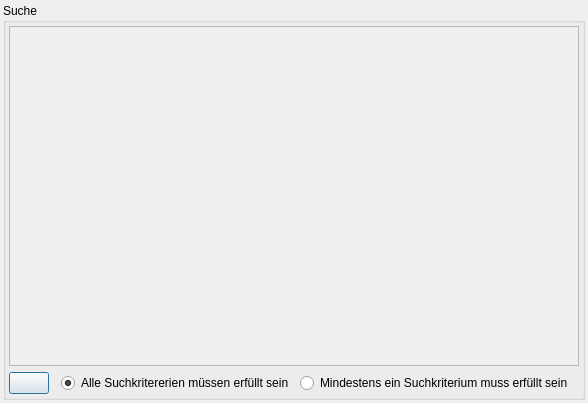
This is guilibraries/wmsgui/src/misc/CwmsSearchWidgetIf.ui in WOGRA-AG/wms as Qt 5 draws it before an edit. The edited form follows.
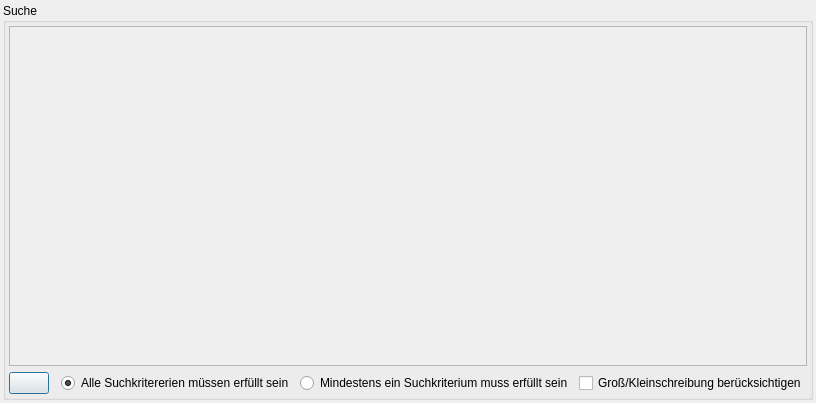
This is the edited form. Icons and pictures are not drawn.

Diff of the .ui file:
```diff
--- a/guilibraries/wmsgui/src/misc/CwmsSearchWidgetIf.ui
+++ b/guilibraries/wmsgui/src/misc/CwmsSearchWidgetIf.ui
@@ -6,7 +6,7 @@
    <rect>
     <x>0</x>
     <y>0</y>
-    <width>568</width>
+    <width>723</width>
     <height>403</height>
    </rect>
   </property>
@@ -81,7 +81,7 @@
           <rect>
            <x>0</x>
            <y>0</y>
-           <width>552</width>
+           <width>707</width>
            <height>336</height>
           </rect>
          </property>
@@ -111,6 +111,13 @@
         </property>
        </spacer>
       </item>
+      <item row="2" column="4">
+       <widget class="QCheckBox" name="m_pqchbCaseSensitive">
+        <property name="text">
+         <string>Groß/Kleinschreibung berücksichtigen</string>
+        </property>
+       </widget>
+      </item>
      </layout>
     </widget>
    </item>
```
